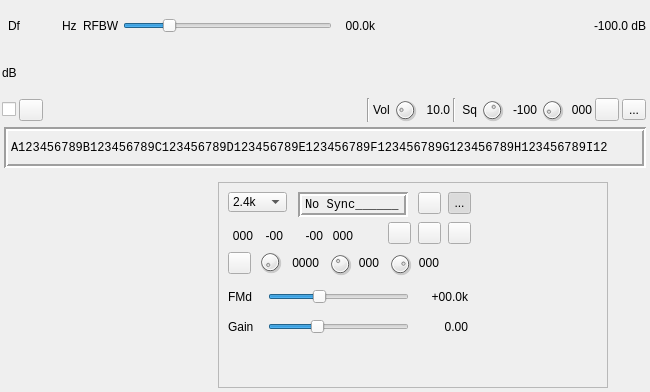
Before: the Qt Designer form plugins/channelrx/demoddsd/dsddemodgui.ui in f4exb/sdrangel, drawn with Qt 5.
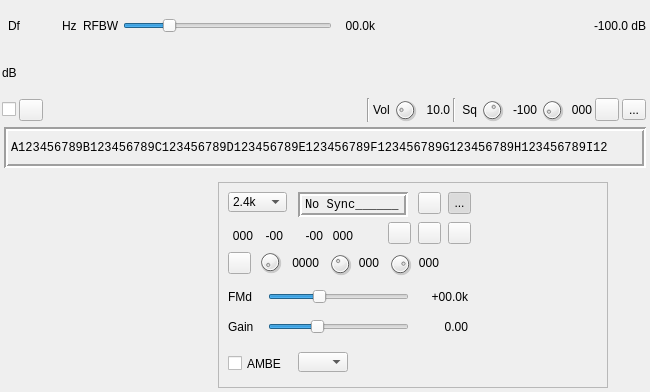
After: the same form once the commit is applied. Icons and pictures are not drawn. Custom widgets are drawn as their Qt base class.

Commit message: AMBE feature: creation and changes to DSD demod

What changed in the file:
```diff
--- a/plugins/channelrx/demoddsd/dsddemodgui.ui
+++ b/plugins/channelrx/demoddsd/dsddemodgui.ui
@@ -1231,6 +1231,29 @@
         <set>Qt::AlignRight|Qt::AlignTrailing|Qt::AlignVCenter</set>
        </property>
       </widget>
+      <widget class="QCheckBox" name="ambeSupport">
+       <property name="geometry">
+        <rect>
+         <x>10</x>
+         <y>170</y>
+         <width>71</width>
+         <height>23</height>
+        </rect>
+       </property>
+       <property name="text">
+        <string>AMBE</string>
+       </property>
+      </widget>
+      <widget class="QComboBox" name="ambeFeatures">
+       <property name="geometry">
+        <rect>
+         <x>80</x>
+         <y>170</y>
+         <width>50</width>
+         <height>20</height>
+        </rect>
+       </property>
+      </widget>
      </widget>
     </item>
    </layout>
```
The commit also changes 26 other files.
